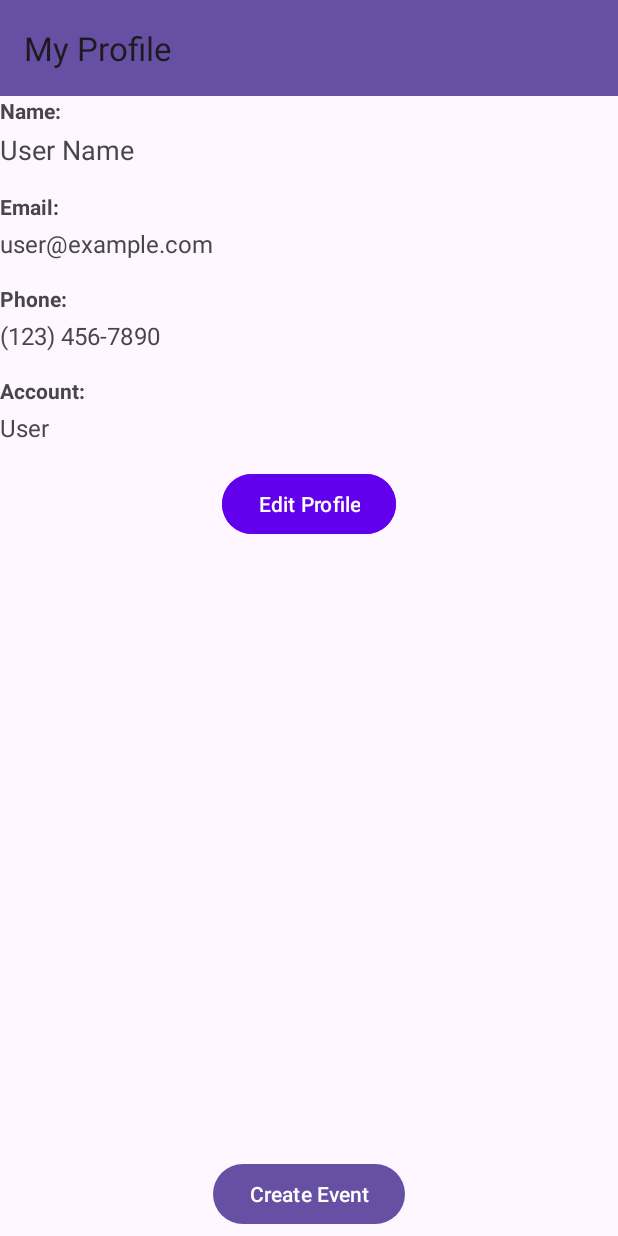
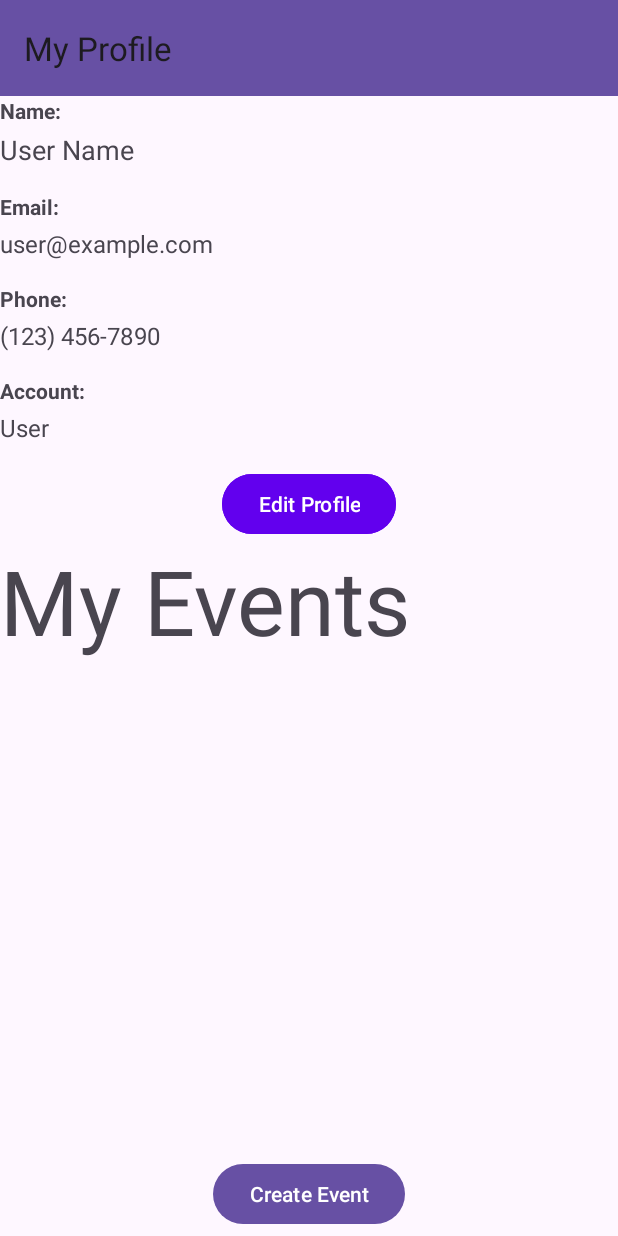
Before and after one commit to CMPUT301F24prince/princeProject, an Android app: the fragment ProfileFragment shown on its own in the app's theme, on a phone screen of 412 x 824 dp. Run offline under Robolectric (Android 15) with nearby library versions, the phone set to English and light mode, and no system bars; our stand-ins replace Firebase (no records; nobody signed in at launch, a user with empty details on screens opened directly).

Commit message:
Revert "got rid of my event list"
This reverts commit 0637d9a82ba0304fd8b5fc025f6262988eafc299.

```diff
--- a/PrinceProject/app/src/main/java/com/example/princeproject/ProfilePage/ProfileFragment.java
+++ b/PrinceProject/app/src/main/java/com/example/princeproject/ProfilePage/ProfileFragment.java
@@ -9,6 +9,7 @@ import android.view.ViewGroup;
 import android.widget.Button;
 import android.widget.EditText;
 import android.widget.LinearLayout;
+import android.widget.ListView;
 import android.widget.TextView;
 import android.widget.Toast;
 
@@ -19,6 +20,7 @@ import androidx.appcompat.widget.Toolbar;
 import androidx.fragment.app.Fragment;
 
 import com.example.princeproject.Event;
+import com.example.princeproject.EventsPage.EventArrayAdapter;
 import com.example.princeproject.R;
 import com.example.princeproject.User;
 import com.google.firebase.firestore.CollectionReference;
@@ -54,6 +56,9 @@ public class ProfileFragment extends Fragment implements EditProfileFragment.Edi
     private FirebaseFirestore db;
     private CollectionReference eventsRef;
 
+    private ListView organizedEventsListView;
+    private ArrayList<Event> organizedEventsList;
+    private EventArrayAdapter eventArrayAdapter;
 
     /**
      * Method to initialize the creation of the profile page
@@ -84,10 +89,10 @@ public class ProfileFragment extends Fragment implements EditProfileFragment.Edi
         db = FirebaseFirestore.getInstance();
         eventsRef = db.collection("events");
 
-        /*organizedEventsListView = view.findViewById(R.id.organized_events_list);
+        organizedEventsListView = view.findViewById(R.id.organized_events_list);
         organizedEventsList = new ArrayList<>();
         eventArrayAdapter = new EventArrayAdapter(view.getContext(), organizedEventsList);
-        organizedEventsListView.setAdapter(eventArrayAdapter);*/
+        organizedEventsListView.setAdapter(eventArrayAdapter);
 
         deviceId = Settings.Secure.getString(view.getContext().getContentResolver(), Settings.Secure.ANDROID_ID);
 
@@ -216,10 +221,10 @@ public class ProfileFragment extends Fragment implements EditProfileFragment.Edi
             db.collection("events").document(eventId).set(eventDb);
 
             // Add the event to the list
-            //organizedEventsList.add(newEvent);
+            organizedEventsList.add(newEvent);
 
             // Notify the adapter that the data has changed
-            //eventArrayAdapter.notifyDataSetChanged();
+            eventArrayAdapter.notifyDataSetChanged();
         });
 
         builder.setNegativeButton("Cancel", (dialog, which) -> dialog.cancel());
@@ -255,14 +260,12 @@ public class ProfileFragment extends Fragment implements EditProfileFragment.Edi
                             currentUser = new User(userName, userEmail, userPhone, userAccount, deviceId);
                             currentUser.setOrganizedEventIds(organizedEventIds);
 
-                            updateTextViews();
-
                             // Fetch events the user organized
-                            /*if (organizedEventIds != null) {
+                            if (organizedEventIds != null) {
                                 loadOrganizedEvents(organizedEventIds);
                             } else {
                                 updateTextViews(); // No events, update profile text views
-                            }*/
+                            }
                         }
                     }
                 })
@@ -289,7 +292,7 @@ public class ProfileFragment extends Fragment implements EditProfileFragment.Edi
                 });
     }
 
-    /*private void loadOrganizedEvents(List<String> eventIds) {
+    private void loadOrganizedEvents(List<String> eventIds) {
         db.collection("events")
                 .whereIn("eventId", eventIds) // Query to fetch all events based on event IDs
                 .get()
@@ -315,7 +318,7 @@ public class ProfileFragment extends Fragment implements EditProfileFragment.Edi
                     }
                 })
                 .addOnFailureListener(e -> Log.e("ProfileFragment", "Error retrieving events", e));
-    }*/
+    }
 
     @Override
     public void onDialogPositiveClick(User user) {
--- a/PrinceProject/app/src/main/res/layout/fragment_profile.xml
+++ b/PrinceProject/app/src/main/res/layout/fragment_profile.xml
@@ -105,6 +105,28 @@
 
     </LinearLayout>
 
+    <TextView
+        android:id="@+id/my_events"
+        android:layout_width="match_parent"
+        android:layout_height="wrap_content"
+        android:clickable="true"
+        android:focusable="true"
+        android:text="My Events"
+        android:textSize="60sp"
+        app:layout_constraintTop_toBottomOf="@+id/linearLayout">
+
+    </TextView>
+
+    <ListView
+        android:id="@+id/organized_events_list"
+        android:layout_width="412dp"
+        android:layout_height="276dp"
+        android:layout_marginTop="1dp"
+        app:layout_constraintBottom_toTopOf="@+id/create_event_button"
+        app:layout_constraintEnd_toEndOf="parent"
+        app:layout_constraintStart_toStartOf="parent"
+        app:layout_constraintTop_toBottomOf="@+id/my_events" />
+
     <Button
         android:id="@+id/create_event_button"
         android:layout_width="wrap_content"
```
